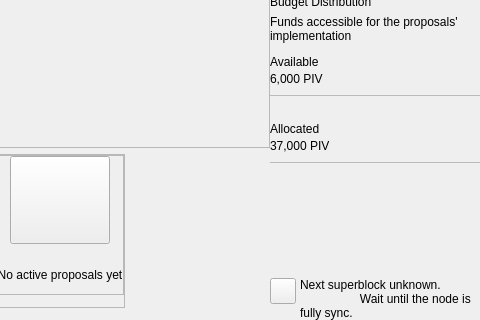
First picture: the form in src/qt/pivx/forms/governancewidget.ui, repository SOLARI-Project/SOLARI, before the edit; both pictures show x 149 to 629 and y 86 to 406 of the 629 by 406 pixel window.
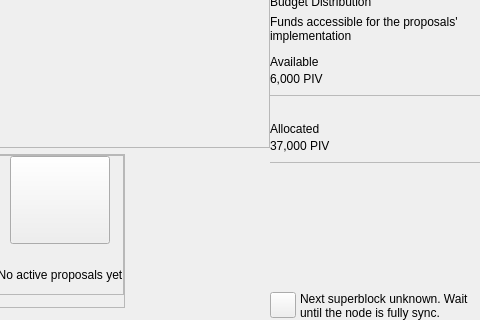
Second picture: the form after the edit. Custom widgets are drawn as their Qt base class.

What changed in the file:
```diff
--- a/src/qt/pivx/forms/governancewidget.ui
+++ b/src/qt/pivx/forms/governancewidget.ui
@@ -755,8 +755,7 @@
               <item>
                <widget class="QLabel" name="labelNextSuperblock">
                 <property name="text">
-                 <string>Next superblock unknown.
-                  Wait until the node is fully sync.</string>
+                 <string notr="true">Next superblock unknown. Wait until the node is fully sync.</string>
                 </property>
                 <property name="wordWrap">
                  <bool>true</bool>
```
Left out of the diff: 10 changed lines with no effect on the pictures.
